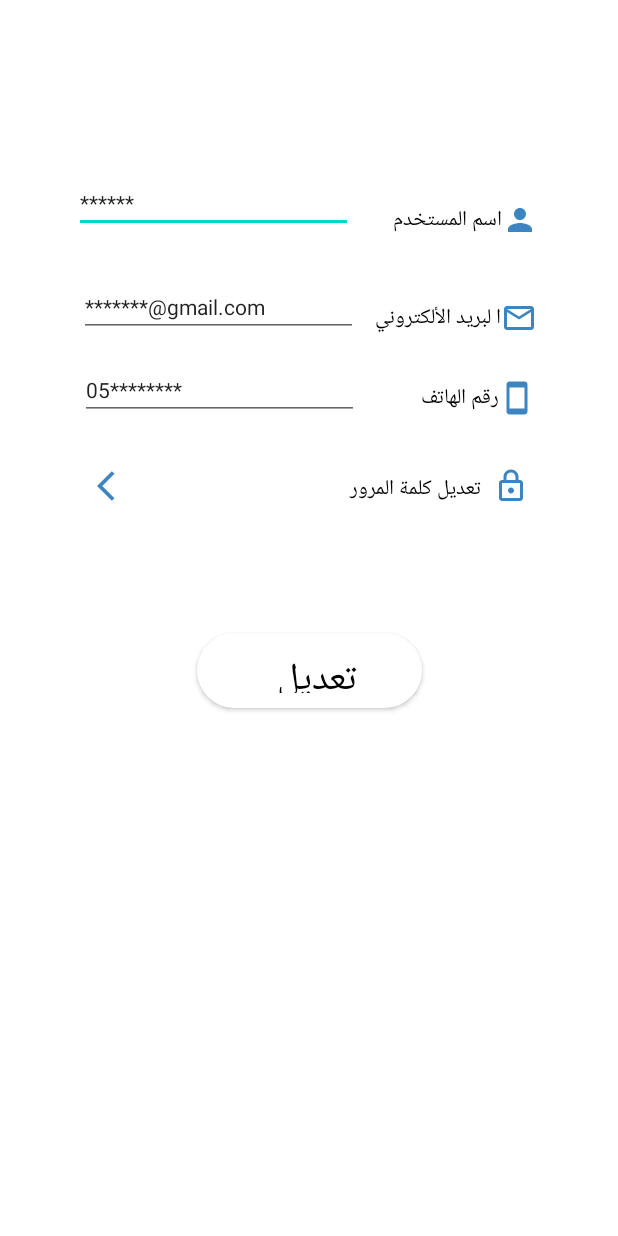
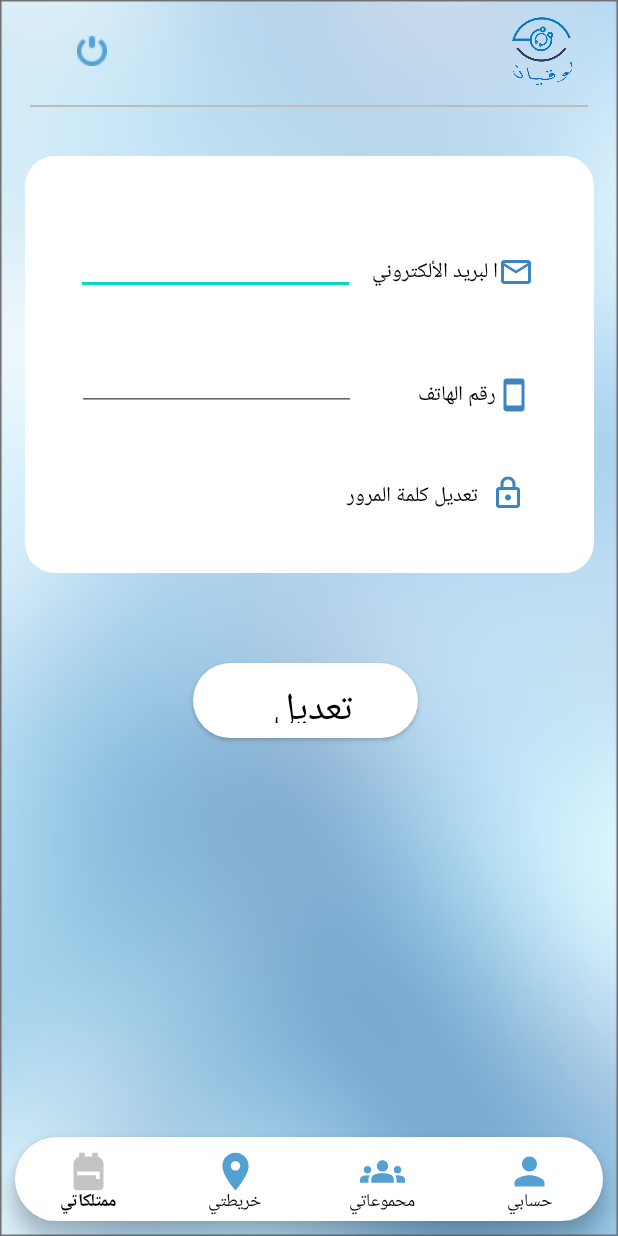
Before and after one commit to El-barbri/GP2project, an Android app: the layout editinfo_page.xml on its own in the app's theme, with its tools: preview values and no code run, on a phone screen of 412 x 824 dp. Run offline under Robolectric (Android 15) with nearby library versions, the phone set to English and light mode, and no system bars.

Commit message:
Add EditProfile

```diff
--- a/app/src/main/res/layout/editinfo_page.xml
+++ b/app/src/main/res/layout/editinfo_page.xml
@@ -2,34 +2,76 @@
 <androidx.constraintlayout.widget.ConstraintLayout xmlns:android="http://schemas.android.com/apk/res/android"
     android:layout_width="match_parent"
     android:layout_height="match_parent"
-    xmlns:app="http://schemas.android.com/apk/res-auto">
+    xmlns:app="http://schemas.android.com/apk/res-auto"
+    xmlns:tools="http://schemas.android.com/tools"
+    tools:context=".EditProfile"
+    android:background="@drawable/background">
+
+    <ImageView
+        android:id="@+id/logo"
+        android:layout_width="60dp"
+        android:layout_height="50dp"
+        android:layout_alignParentTop="false"
+        android:layout_alignParentRight="true"
+        android:layout_marginTop="10dp"
+        android:layout_marginEnd="20dp"
+        android:layout_marginRight="20dp"
+        app:layout_constraintEnd_toEndOf="parent"
+        app:layout_constraintTop_toTopOf="parent"
+        app:srcCompat="@drawable/logo" />
+
+    <ImageButton
+        android:id="@+id/logout"
+        style="@style/Widget.AppCompat.Button.Borderless"
+        android:layout_width="34dp"
+        android:layout_height="wrap_content"
+        android:layout_alignParentLeft="true"
+        android:layout_alignParentTop="true"
+        android:layout_alignParentEnd="true"
+        android:layout_alignParentRight="true"
+        android:layout_marginStart="43dp"
+        android:layout_marginLeft="43dp"
+        android:layout_marginTop="10dp"
+        android:layout_marginEnd="334dp"
+        android:layout_marginRight="334dp"
+        android:backgroundTint="@null"
+        android:outlineSpotShadowColor="@color/white"
+        android:src="@drawable/logout"
+        app:layout_constraintEnd_toEndOf="parent"
+        app:layout_constraintStart_toStartOf="parent"
+        app:layout_constraintTop_toTopOf="parent" />
+
+    <LinearLayout
+        android:id="@+id/linearLayout4"
+        android:layout_width="match_parent"
+        android:layout_height="match_parent"
+        android:orientation="vertical"
+        app:layout_constraintTop_toTopOf="parent"
+        tools:layout_editor_absoluteX="0dp">
+
+        <View
+            android:id="@+id/aboveline"
+            android:layout_width="wrap_content"
+            android:layout_height="1dp"
+            android:layout_marginLeft="20dp"
+            android:layout_marginTop="70dp"
+            android:layout_marginRight="20dp"
+            android:background="#BDBCBC"
+
+            />
+
+
+    </LinearLayout>
 
     <ImageView
         android:id="@+id/imageView17"
         android:layout_width="379dp"
         android:layout_height="278dp"
-        android:layout_marginTop="84dp"
+        android:layout_marginTop="104dp"
         app:layout_constraintEnd_toEndOf="parent"
-        app:layout_constraintHorizontal_bias="0.571"
         app:layout_constraintStart_toStartOf="parent"
         app:layout_constraintTop_toTopOf="parent"
         app:srcCompat="@drawable/login_rectangle" />
-
-    <TextView
-        android:id="@+id/usernameText"
-        android:layout_width="wrap_content"
-        android:layout_height="wrap_content"
-        android:drawableRight="@drawable/profile"
-        android:paddingTop="12dp"
-        android:text="اسم المستخدم "
-        android:textColor="#000000"
-        android:textSize="14sp"
-        app:layout_constraintBottom_toBottomOf="@+id/imageView17"
-        app:layout_constraintEnd_toEndOf="@+id/imageView17"
-        app:layout_constraintHorizontal_bias="0.86"
-        app:layout_constraintStart_toStartOf="@+id/imageView17"
-        app:layout_constraintTop_toTopOf="@+id/imageView17"
-        app:layout_constraintVertical_bias="0.16000003" />
 
     <TextView
         android:id="@+id/mailText"
@@ -45,7 +87,7 @@
         app:layout_constraintHorizontal_bias="0.85"
         app:layout_constraintStart_toStartOf="@+id/imageView17"
         app:layout_constraintTop_toTopOf="@+id/imageView17"
-        app:layout_constraintVertical_bias="0.43" />
+        app:layout_constraintVertical_bias="0.22000003" />
 
 
     <TextView
@@ -62,7 +104,7 @@
         app:layout_constraintHorizontal_bias="0.86"
         app:layout_constraintStart_toStartOf="@+id/imageView17"
         app:layout_constraintTop_toTopOf="@+id/imageView17"
-        app:layout_constraintVertical_bias="0.65" />
+        app:layout_constraintVertical_bias="0.56" />
 
 
     <Button
@@ -72,7 +114,6 @@
         android:layout_height="40dp"
         android:background="@color/white"
         android:backgroundTint="?android:attr/windowBackground"
-        android:drawableLeft="@drawable/arrow"
         android:drawableRight="@drawable/password"
         android:gravity="start"
         android:shadowColor="@color/white"
@@ -85,67 +126,71 @@
         app:layout_constraintHorizontal_bias="0.508"
         app:layout_constraintStart_toStartOf="@+id/imageView17"
         app:layout_constraintTop_toTopOf="@+id/imageView17"
-        app:layout_constraintVertical_bias="0.924" />
+        app:layout_constraintVertical_bias="0.86" />
 
     <EditText
-        android:id="@+id/username"
-        android:layout_width="186dp"
-        android:layout_height="37dp"
-        android:ems="10"
-        android:inputType="textPersonName"
-        android:text="******"
-        android:textSize="14sp"
-        app:layout_constraintBottom_toBottomOf="@+id/imageView17"
-        app:layout_constraintEnd_toStartOf="@+id/usernameText"
-        app:layout_constraintHorizontal_bias="0.571"
-        app:layout_constraintStart_toStartOf="@+id/imageView17"
-        app:layout_constraintTop_toTopOf="@+id/imageView17"
-        app:layout_constraintVertical_bias="0.13999999" />
-
-    <EditText
-        android:id="@+id/mail"
+        android:id="@+id/email"
         android:layout_width="186dp"
         android:layout_height="37dp"
         android:ems="10"
         android:inputType="textEmailAddress"
-        android:text="*******@gmail.com"
         android:textSize="14sp"
         app:layout_constraintBottom_toBottomOf="@+id/imageView17"
         app:layout_constraintEnd_toStartOf="@+id/mailText"
         app:layout_constraintHorizontal_bias="0.81"
         app:layout_constraintStart_toStartOf="@+id/imageView17"
         app:layout_constraintTop_toTopOf="@+id/imageView17"
-        app:layout_constraintVertical_bias="0.43" />
+        app:layout_constraintVertical_bias="0.23000002" />
 
     <EditText
-        android:id="@+id/phone"
+        android:id="@+id/phonenum"
         android:layout_width="186dp"
         android:layout_height="37dp"
         android:ems="10"
         android:inputType="phone"
-        android:text="05********"
+        android:maxLength="10"
         android:textSize="14sp"
         app:layout_constraintBottom_toBottomOf="@+id/imageView17"
         app:layout_constraintEnd_toStartOf="@+id/phoneText"
         app:layout_constraintStart_toStartOf="@+id/imageView17"
         app:layout_constraintTop_toTopOf="@+id/imageView17"
-        app:layout_constraintVertical_bias="0.65999997" />
+        app:layout_constraintVertical_bias="0.55" />
 
     <Button
-        android:id="@+id/creatAccountbouton"
+        android:id="@+id/editinfoButton"
         android:layout_width="150dp"
         android:layout_height="50dp"
         android:layout_marginTop="60dp"
         android:background="@drawable/square"
+        android:onClick="update"
         android:text="تعديل "
         android:textColor="@color/black"
         android:textSize="25sp"
         app:backgroundTint="@null"
         app:layout_constraintEnd_toEndOf="parent"
+        app:layout_constraintHorizontal_bias="0.49"
         app:layout_constraintStart_toStartOf="parent"
         app:layout_constraintTop_toBottomOf="@+id/imageView17"
         app:rippleColor="#FAF6F6" />
 
 
+    <com.google.android.material.bottomnavigation.BottomNavigationView
+        android:id="@+id/bottom_nav"
+        android:layout_width="match_parent"
+        android:layout_height="wrap_content"
+        android:layout_alignParentBottom="true"
+        android:layout_gravity="bottom"
+        android:layout_margin="10dp"
+        android:background="@drawable/container_nav"
+        app:itemIconSize="30dp"
+        app:itemIconTint="@drawable/item_selector"
+        app:itemTextColor="@color/black"
+        app:labelVisibilityMode="labeled"
+        app:layout_constraintBottom_toBottomOf="parent"
+        app:layout_constraintEnd_toEndOf="parent"
+        app:layout_constraintStart_toStartOf="parent"
+        app:layout_constraintTop_toBottomOf="@+id/editinfoButton"
+        app:layout_constraintVertical_bias="1.0"
+        app:menu="@menu/menu" />
 
 </androidx.constraintlayout.widget.ConstraintLayout>
```
Also changed, not shown: app/src/main/java/com/example/gp2project/EditProfile.java (added, +300 -0 lines), app/src/main/res/layout/password_page.xml (+11 -55 lines).
